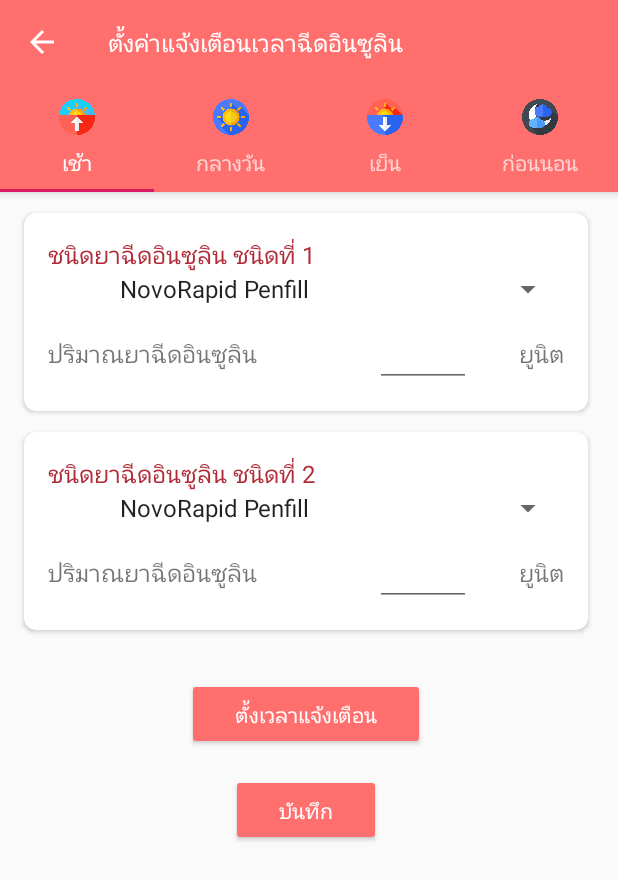
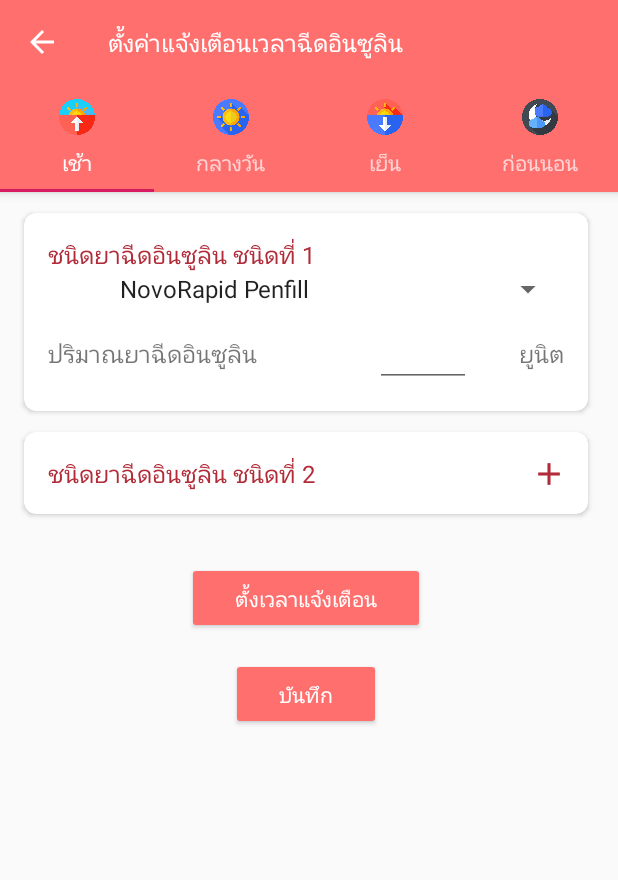
Before and after one commit to peeranont-ja/DmAtHere, an Android app: the AlarmMorningFragment screen opened directly, with no data from a screen before it, on a phone screen of 412 x 824 dp. Shown: the top 880 px of the screen. Run offline under Robolectric (Android 15) with nearby library versions, the phone set to English and light mode, and no system bars; our stand-ins replace EventBus; plain views replace AwesomeSpinner; 2 statements that could not run were skipped.

Commit message:
Refine UI

```diff
--- a/app/src/main/java/com/kku/pharm/project/dmathere/AlarmMorningFragment.kt
+++ b/app/src/main/java/com/kku/pharm/project/dmathere/AlarmMorningFragment.kt
@@ -2,6 +2,7 @@
 
 import android.os.Bundle
 import android.support.v4.app.Fragment
+import android.transition.TransitionManager
 import android.view.LayoutInflater
 import android.view.View
 import android.view.ViewGroup
@@ -12,6 +13,7 @@
 
 
 class AlarmMorningFragment : Fragment() {
+    private var isAddingAction = false
 
     override fun onCreateView(inflater: LayoutInflater,
                               container: ViewGroup?,
@@ -28,6 +30,19 @@
         setupMedicineTypeSpinner()
         btn_set_alarm.setOnClickListener {
             EventBus.getDefault().post(SetAlarmTimeEvent())
+        }
+
+        img_second_medicine_action.setOnClickListener {
+//            TransitionManager.beginDelayedTransition(layout_second_medicine)
+            if(!isAddingAction) {
+                layout_second_medicine_detail.visibility = View.VISIBLE
+                img_second_medicine_action.setImageResource(R.mipmap.ic_remove)
+                isAddingAction = true
+            }else{
+                layout_second_medicine_detail.visibility = View.GONE
+                img_second_medicine_action.setImageResource(R.mipmap.ic_add)
+                isAddingAction = false
+            }
         }
     }
 
--- a/app/src/main/res/layout/fragment_alarm_morning.xml
+++ b/app/src/main/res/layout/fragment_alarm_morning.xml
@@ -12,6 +12,8 @@
         android:layout_height="wrap_content"
         android:layout_alignParentStart="true"
         android:layout_alignParentTop="true"
+        android:layout_marginStart="0dp"
+        android:layout_marginTop="0dp"
         android:fadeScrollbars="true"
         android:fillViewport="true"
         android:scrollbarStyle="insideInset"
@@ -39,11 +41,13 @@
 
 
                     <TextView
-                        android:layout_width="wrap_content"
+                        android:layout_width="match_parent"
                         android:layout_height="wrap_content"
+                        android:layout_weight="1"
                         android:text="ชนิดยาฉีดอินซูลิน ชนิดที่ 1"
                         android:textColor="@color/colorPrimaryDark"
                         android:textSize="@dimen/text_regular_body" />
+
 
                     <com.isapanah.awesomespinner.AwesomeSpinner
                         android:id="@+id/spinner_first_medicine"
@@ -102,18 +106,47 @@
                 android:elevation="8dp"
                 app:cardCornerRadius="8dp">
 
+                <RelativeLayout
+                    android:layout_width="match_parent"
+                    android:layout_height="wrap_content">
+
+                    <ImageView
+                        android:id="@+id/img_second_medicine_action"
+                        android:layout_width="20dp"
+                        android:layout_height="20dp"
+                        android:layout_alignParentEnd="true"
+                        android:layout_gravity="center"
+                        android:layout_marginStart="10dp"
+                        android:layout_marginTop="18dp"
+                        android:layout_marginEnd="16dp"
+                        android:padding="2dp"
+                        android:scaleType="centerInside"
+                        android:src="@mipmap/ic_add"
+                        android:tint="@color/colorPrimaryDark" />
+
                     <LinearLayout
+                        android:id="@+id/layout_second_medicine"
                         android:layout_width="match_parent"
                         android:layout_height="wrap_content"
                         android:orientation="vertical"
                         android:padding="16dp">
 
                         <TextView
+                            android:id="@+id/tv_second_medicine_title"
                             android:layout_width="wrap_content"
                             android:layout_height="wrap_content"
+                            android:layout_marginEnd="36dp"
+                            android:layout_weight="1"
                             android:text="ชนิดยาฉีดอินซูลิน ชนิดที่ 2"
                             android:textColor="@color/colorPrimaryDark"
                             android:textSize="@dimen/text_regular_body" />
+
+                        <LinearLayout
+                            android:id="@+id/layout_second_medicine_detail"
+                            android:layout_width="match_parent"
+                            android:layout_height="wrap_content"
+                            android:orientation="vertical"
+                            android:visibility="gone">
 
                             <com.isapanah.awesomespinner.AwesomeSpinner
                                 android:id="@+id/spinner_second_medicine"
@@ -162,6 +195,10 @@
                             </LinearLayout>
 
                         </LinearLayout>
+
+                    </LinearLayout>
+
+                </RelativeLayout>
             </android.support.v7.widget.CardView>
 
             <Button
@@ -193,6 +230,7 @@
 
         </LinearLayout>
 
+
     </ScrollView>
 
 </RelativeLayout>
```
Also changed, not shown: app/src/main/ic_add-web.png (added), app/src/main/ic_remove-web.png (added), app/src/main/res/mipmap-hdpi/ic_add.png (added), app/src/main/res/mipmap-hdpi/ic_remove.png (added), app/src/main/res/mipmap-mdpi/ic_add.png (added), app/src/main/res/mipmap-mdpi/ic_remove.png (added), app/src/main/res/mipmap-xhdpi/ic_add.png (added), app/src/main/res/mipmap-xhdpi/ic_remove.png (added), app/src/main/res/mipmap-xxhdpi/ic_add.png (added), app/src/main/res/mipmap-xxhdpi/ic_remove.png (added), app/src/main/res/mipmap-xxxhdpi/ic_add.png (added), app/src/main/res/mipmap-xxxhdpi/ic_remove.png (added). Lines whose indentation alone changed are shown as unchanged.
